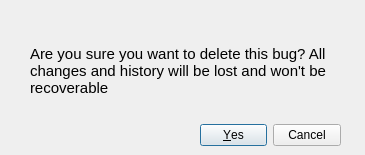
First picture: the form in ui/delete_bug_dialog.ui, repository vazmasero/UAT-Tool, before the edit.
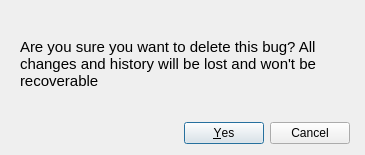
Second picture: the form after the edit.

What changed in the file:
```diff
--- a/ui/delete_bug_dialog.ui
+++ b/ui/delete_bug_dialog.ui
@@ -13,34 +13,15 @@
   <property name="windowTitle">
    <string>Dialog</string>
   </property>
-  <widget class="QDialogButtonBox" name="buttonBox">
-   <property name="geometry">
-    <rect>
-     <x>200</x>
-     <y>120</y>
-     <width>141</width>
-     <height>31</height>
-    </rect>
+  <layout class="QVBoxLayout" name="verticalLayout">
+   <property name="leftMargin">
+    <number>20</number>
    </property>
-   <property name="orientation">
-    <enum>Qt::Orientation::Horizontal</enum>
+   <property name="rightMargin">
+    <number>15</number>
    </property>
-   <property name="standardButtons">
-    <set>QDialogButtonBox::StandardButton::Cancel|QDialogButtonBox::StandardButton::Yes</set>
-   </property>
-   <property name="centerButtons">
-    <bool>false</bool>
-   </property>
-  </widget>
-  <widget class="QLabel" name="label">
-   <property name="geometry">
-    <rect>
-     <x>30</x>
-     <y>30</y>
-     <width>301</width>
-     <height>81</height>
-    </rect>
-   </property>
+   <item>
+    <widget class="QLabel" name="dialo_label">
    <property name="font">
     <font>
      <pointsize>11</pointsize>
@@ -53,6 +34,21 @@
     <bool>true</bool>
    </property>
   </widget>
+   </item>
+   <item>
+    <widget class="QDialogButtonBox" name="btn_box">
+     <property name="orientation">
+      <enum>Qt::Orientation::Horizontal</enum>
+     </property>
+     <property name="standardButtons">
+      <set>QDialogButtonBox::StandardButton::Cancel|QDialogButtonBox::StandardButton::Yes</set>
+     </property>
+     <property name="centerButtons">
+      <bool>false</bool>
+     </property>
+    </widget>
+   </item>
+  </layout>
  </widget>
  <resources/>
  <connections>
```
Left out of the diff: 12 changed lines with no effect on the pictures. Lines whose indentation alone changed are shown as unchanged.
